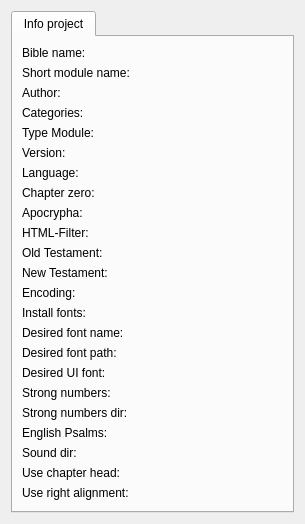
The window that src/panel/rightpanel.ui (axsapronov/bQella) describes before a commit, drawn with Qt 5.
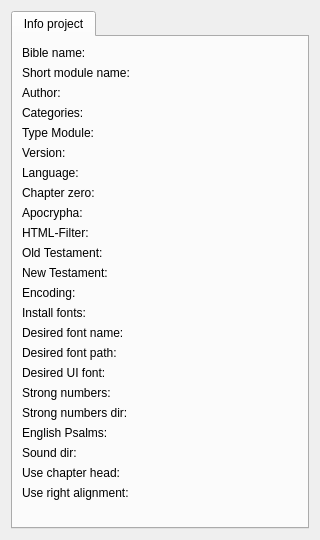
The same window after the commit.

```diff
--- a/src/panel/rightpanel.ui
+++ b/src/panel/rightpanel.ui
@@ -6,8 +6,8 @@
    <rect>
     <x>0</x>
     <y>0</y>
-    <width>305</width>
-    <height>519</height>
+    <width>320</width>
+    <height>540</height>
    </rect>
   </property>
   <property name="windowTitle">
```
Left out of the diff: 2 changed lines with no effect on the pictures.
